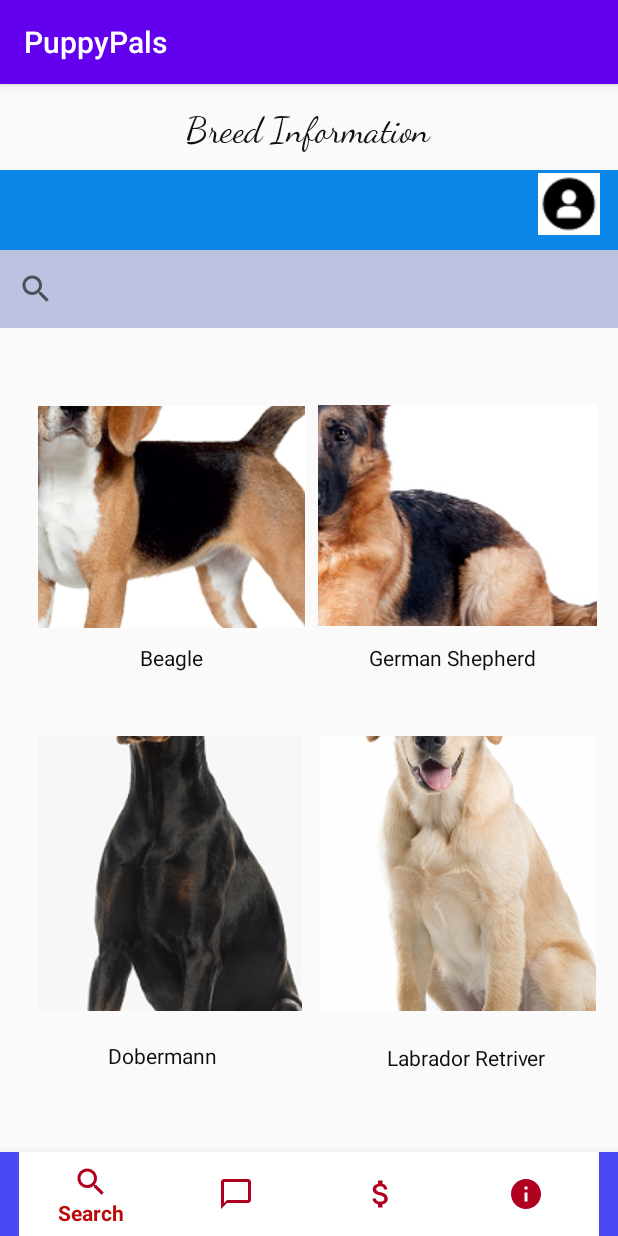
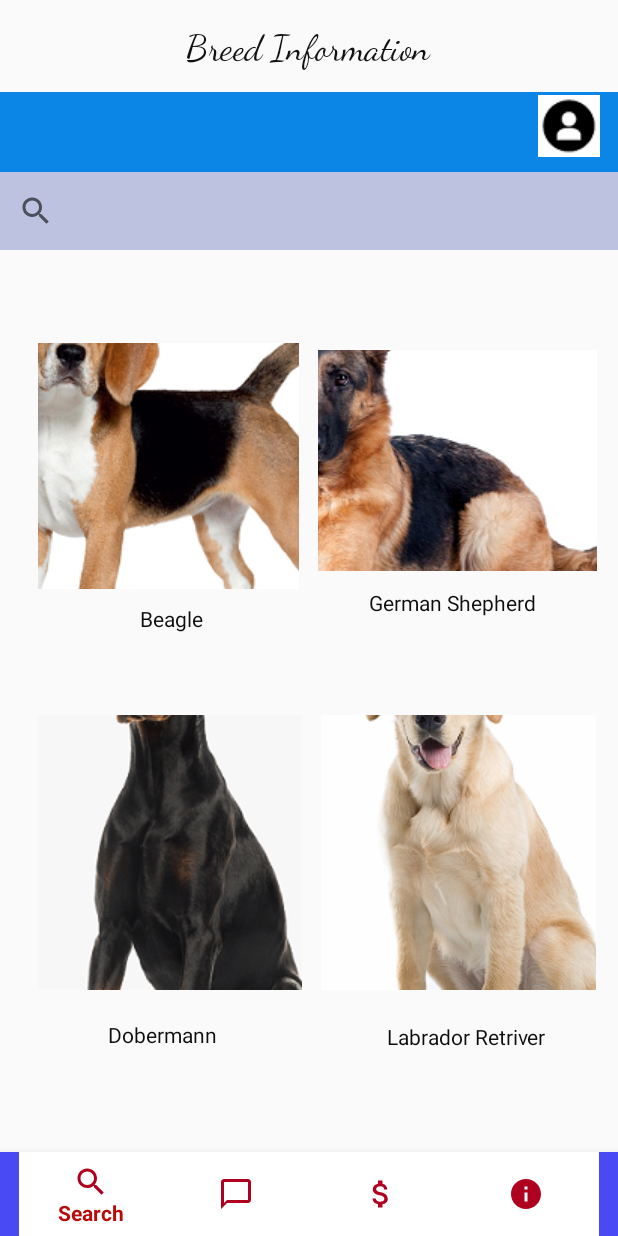
Before and after one commit to ChandulaM/PuppyPals, an Android app: the screen it shows after launch (CusBreedSelect), on a phone screen of 412 x 824 dp. Run offline under Robolectric (Android 15) with nearby library versions, the phone set to English and light mode, and no system bars; Roboto replaces fonts that are not available here.

Commit message:
styles.xml file updated..have Images problem..

```diff
--- a/app/src/main/AndroidManifest.xml
+++ b/app/src/main/AndroidManifest.xml
@@ -38,6 +38,7 @@
 
                 <category android:name="android.intent.category.LAUNCHER" />
             </intent-filter>
+
         </activity>
 
         <activity android:name=".UpadteBreedInfo" >
@@ -48,7 +49,6 @@
         <activity
             android:name=".Manage_breed_info"
             android:windowSoftInputMode="adjustPan" >
-
 
 
         </activity>
--- a/app/src/main/res/layout/activity_cus_breed_select.xml
+++ b/app/src/main/res/layout/activity_cus_breed_select.xml
@@ -77,8 +77,8 @@
 
     <ImageButton
         android:id="@+id/imageButton9"
-        android:layout_width="178dp"
-        android:layout_height="148dp"
+        android:layout_width="174dp"
+        android:layout_height="164dp"
         app:layout_constraintBottom_toBottomOf="parent"
         app:layout_constraintEnd_toEndOf="parent"
         app:layout_constraintHorizontal_bias="0.107"
--- a/app/src/main/res/values/styles.xml
+++ b/app/src/main/res/values/styles.xml
@@ -1,6 +1,6 @@
 <resources>
     <!-- Base application theme. -->
-    <style name="AppTheme" parent="Theme.AppCompat.Light.DarkActionBar">
+    <style name="AppTheme" parent="Theme.AppCompat.Light.NoActionBar">
         <!-- Customize your theme here. -->
         <item name="colorPrimary">@color/colorPrimary</item>
         <item name="colorPrimaryDark">@color/colorPrimaryDark</item>
```
